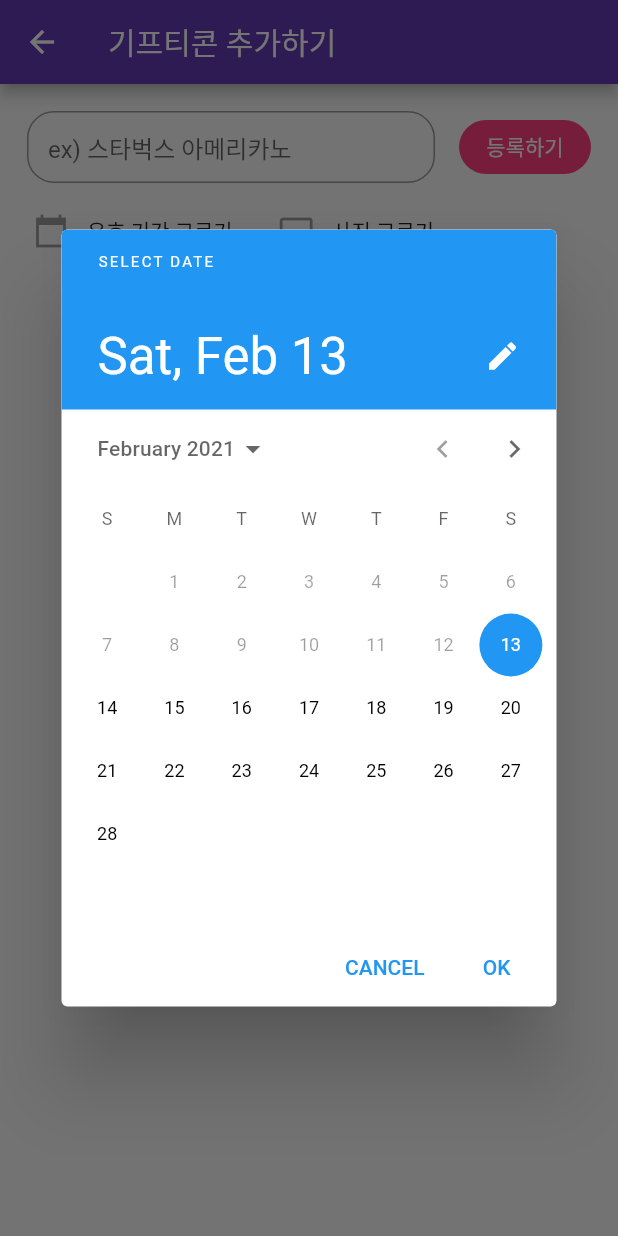
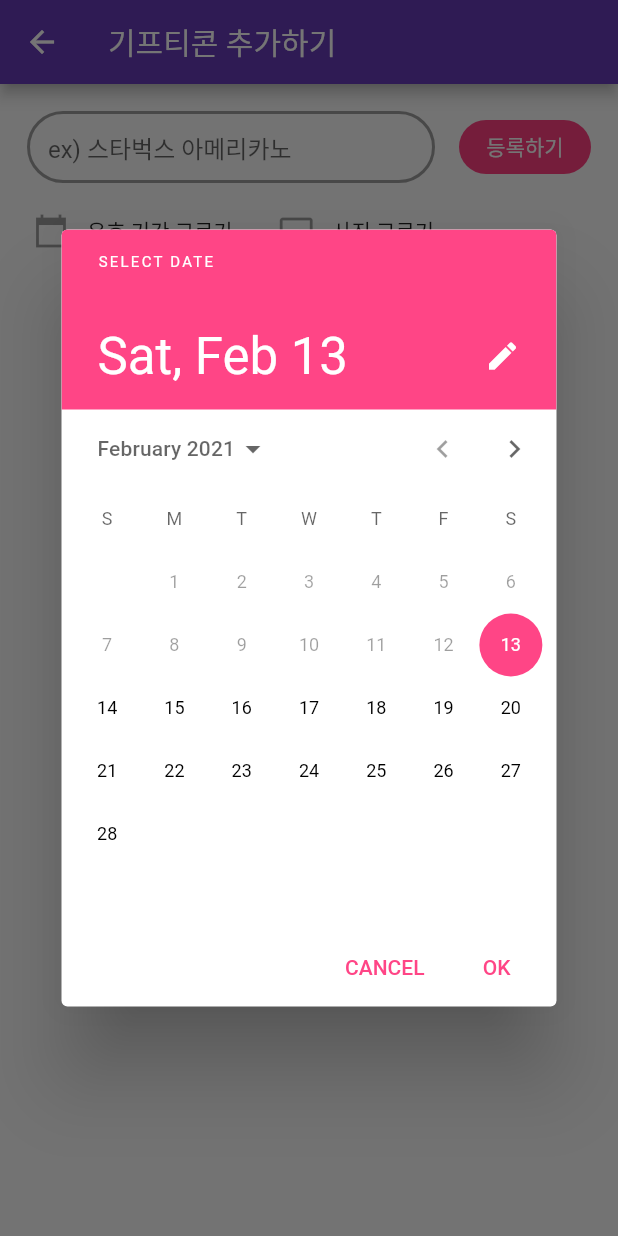
Before and after one commit to uyttyu7532/GifticonManage_Flutter, a Flutter app: the AddPage screen opened by its route, after a tap on "유효 기간 고르기", on a phone screen of 412 x 824 dp. Run offline on Flutter 3.47's test engine with Material 2 defaults, Android fonts, the phone set to English and light mode, and no system bars; our stand-ins replace cloud_firestore, extended_image, firebase_storage, image_picker; accounts and stored records are empty.

Commit message:
DatePicker Theme

```diff
--- a/lib/main.dart
+++ b/lib/main.dart
@@ -436,11 +436,19 @@ class _AddPageState extends State<AddPage> {
                                         contentPadding: const EdgeInsets.only(
                                           left: 14.0,
                                         ),
-                                        border: new OutlineInputBorder(
-                                            borderRadius:
-                                                BorderRadius.circular(18.0),
-                                            borderSide: new BorderSide(
-                                                color: Colors.teal)),
+                                        focusedBorder: OutlineInputBorder(
+                                          borderSide: BorderSide(
+                                              color: Colors.pinkAccent,
+                                              width: 2.0),
+                                          borderRadius:
+                                              BorderRadius.circular(25.0),
+                                        ),
+                                        enabledBorder: OutlineInputBorder(
+                                          borderRadius:
+                                              BorderRadius.circular(25.0),
+                                          borderSide: BorderSide(
+                                              color: Colors.grey, width: 2.0),
+                                        ),
                                         hintText: 'ex) 스타벅스 아메리카노'),
                                     controller: _todoController,
                                   ),
@@ -476,7 +484,14 @@ class _AddPageState extends State<AddPage> {
                                   builder:
                                       (BuildContext context, Widget child) {
                                     return Theme(
-                                      data: ThemeData.light(),
+                                      data: ThemeData.from(
+                                        colorScheme: ColorScheme.fromSwatch(
+                                            backgroundColor:
+                                                createMaterialColor(
+                                                    Color(0xfff0f0f0)),
+                                            primarySwatch: createMaterialColor(
+                                                Color(0xffff4586))),
+                                      ),
                                       child: child,
                                     );
                                   });
@@ -532,3 +547,23 @@ class _AddPageState extends State<AddPage> {
     ); //
   }
 }
+
+MaterialColor createMaterialColor(Color color) {
+  List strengths = <double>[.05];
+  Map swatch = <int, Color>{};
+  final int r = color.red, g = color.green, b = color.blue;
+
+  for (int i = 1; i < 10; i++) {
+    strengths.add(0.1 * i);
+  }
+  strengths.forEach((strength) {
+    final double ds = 0.5 - strength;
+    swatch[(strength * 1000).round()] = Color.fromRGBO(
+      r + ((ds < 0 ? r : (255 - r)) * ds).round(),
+      g + ((ds < 0 ? g : (255 - g)) * ds).round(),
+      b + ((ds < 0 ? b : (255 - b)) * ds).round(),
+      1,
+    );
+  });
+  return MaterialColor(color.value, swatch);
+}
```
Also changed, not shown: 1 other file.
